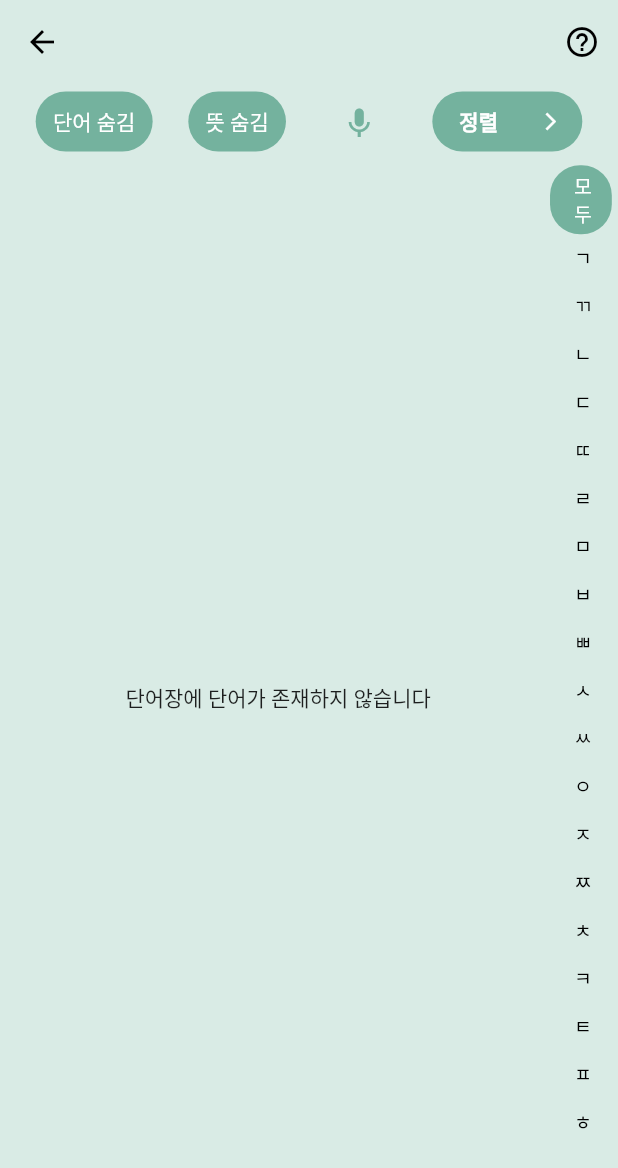
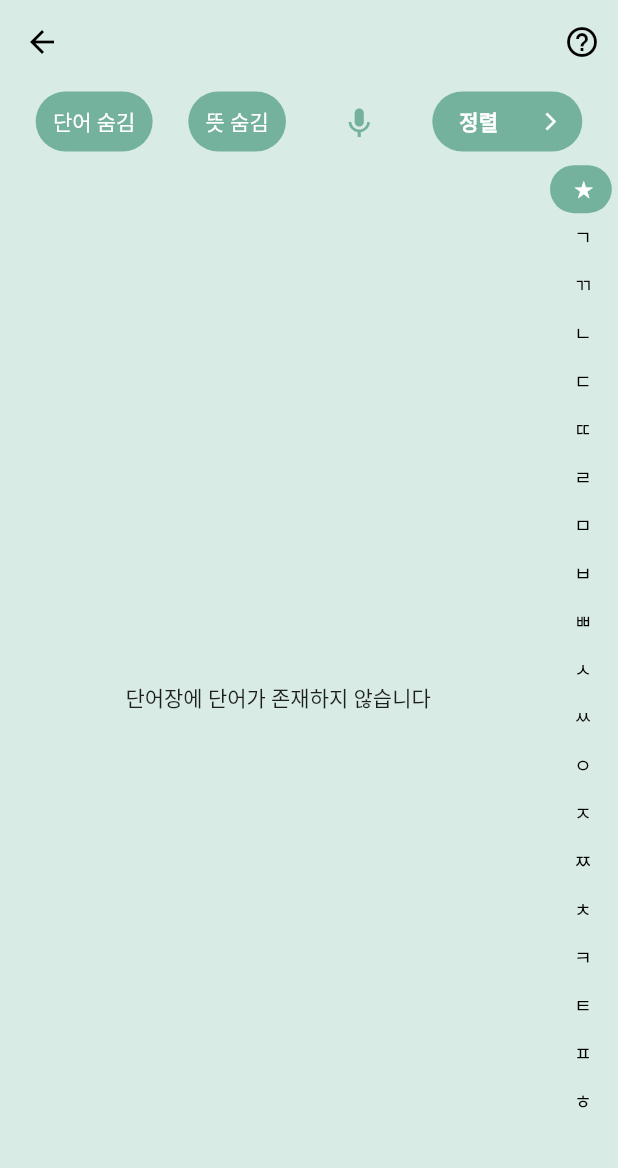
Before and after one commit to TEAM-Runner/AI_HangulLearner-App, a Flutter app: the VocabularyListScreen screen opened directly, on a phone screen of 412 x 824 dp. Shown: the top 1168 px of the screen. Run offline on Flutter 3.47's test engine with Material 2 defaults, Android fonts, the phone set to English and light mode, and no system bars; drawn by our look-alikes of dropdown_button2; our stand-ins replace animated_toggle_switch, camera, card_swiper, cloud_firestore, email_validator, firebase_auth and 7 more; missing offline and left inert: cloud_firestore_platform_interface, dcdg, floating_action_bubble_custom, google_mlkit_text_recognition, hangul; accounts and stored records are empty.

Commit message:
Update UI in screen_voca.dart

```diff
--- a/code230206_hangul_app/lib/screen/screen_vacabularyList.dart
+++ b/code230206_hangul_app/lib/screen/screen_vacabularyList.dart
@@ -70,7 +70,7 @@ class _VocabularyListScreenState extends State<VocabularyListScreen>
 
   // Initial consonant category button list
   List<String> initialConsonants = [
-    "모두",
+    "★",
     "ㄱ",
     "ㄲ",
     "ㄴ",
```
